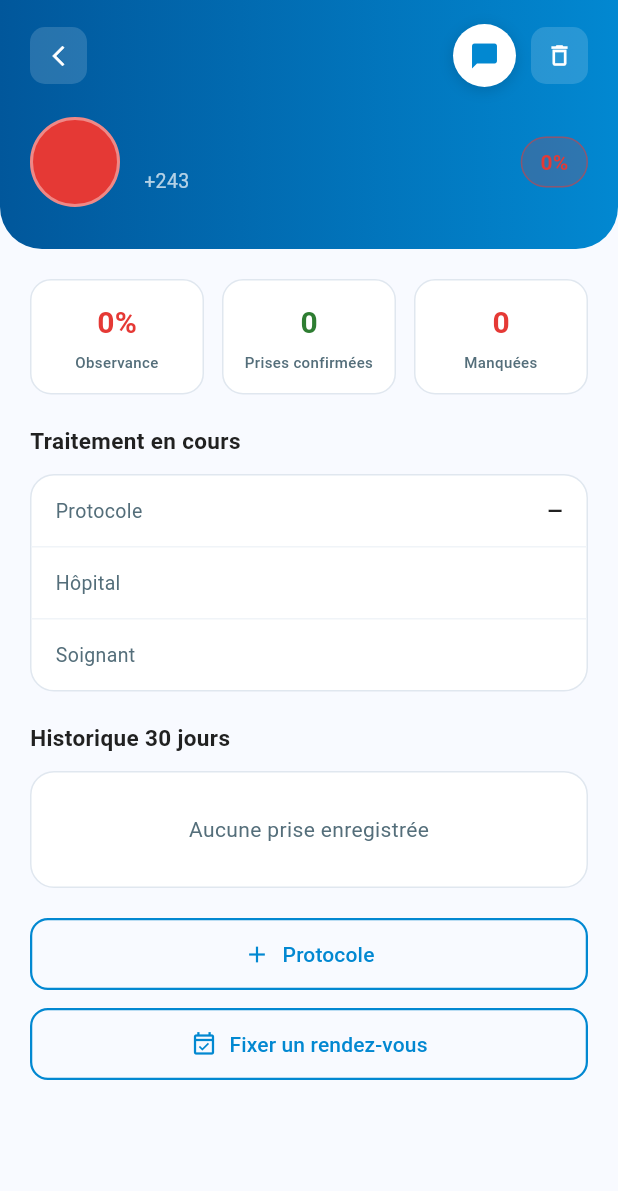
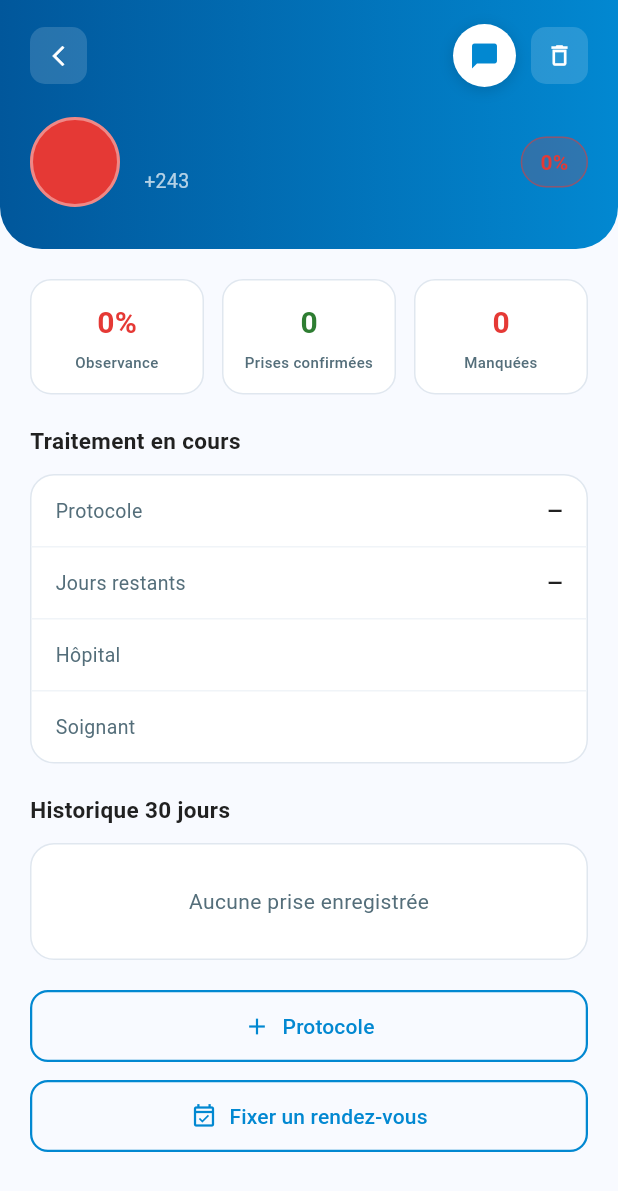
Before and after one commit to Christiantshikwata/ConfidantSante, a Flutter app: the DossierPatientScreen screen opened directly with empty values, on a phone screen of 412 x 824 dp. Shown: the top 1191 px of the screen. Run offline on Flutter 3.47's test engine with Material 3 defaults, Android fonts, the phone set to English and light mode, and no system bars; our stand-ins replace cloud_firestore, connectivity_plus, firebase_auth, firebase_core, flutter_local_notifications, flutter_secure_storage and 4 more; missing offline and left inert: excel; accounts and stored records are empty.

Commit message:
feat(soignant): chiffres dans l'historique du dossier + jours restants du protocole
- La grille historique 30 jours du dossier patient affiche desormais le numero
  du jour dans chaque case coloree (avec une infobulle taux/jour), comme cote
  patient.
- Ajout d'une ligne 'Jours restants' dans la carte Traitement en cours, calculee
  depuis la date de fin du protocole actif.

Co-Authored-By: Claude Opus 4.8 <noreply@anthropic.com>
Claude-Session: https://claude.ai/code/session_01L2TbUJ1urnUpFwvEByhjJ3

```diff
--- a/lib/features/soignant/dashboard_soignant_screen.dart
+++ b/lib/features/soignant/dashboard_soignant_screen.dart
@@ -1407,6 +1407,17 @@ class _DossierPatientScreenState extends State<DossierPatientScreen> {
       _historique = hist;
       _traitements = trait;
     });
+  }
+
+  /// Jours restants avant la fin du protocole en cours (jamais négatif),
+  /// ou null si aucun protocole actif ou pas de date de fin.
+  int? get _joursRestantsProtocole {
+    if (_traitements.isEmpty) return null;
+    final fin =
+        DateTime.tryParse(_traitements.first['date_fin'] as String? ?? '');
+    if (fin == null) return null;
+    final r = fin.difference(DateTime.now()).inDays;
+    return r < 0 ? 0 : r;
   }
 
   /// Identifiant de la conversation avec ce patient (pour le badge non-lus).
@@ -2156,6 +2167,13 @@ class _DossierPatientScreenState extends State<DossierPatientScreen> {
                             : '—',
                         false,
                       ),
+                      _LigneInfo(
+                        'Jours restants',
+                        _joursRestantsProtocole != null
+                            ? '$_joursRestantsProtocole j'
+                            : '—',
+                        false,
+                      ),
                       _LigneInfo('Hôpital',
                           patient['hopital'] as String? ?? 'CHCC', false),
                       _LigneInfo('Soignant',
@@ -2210,16 +2228,32 @@ class _DossierPatientScreenState extends State<DossierPatientScreen> {
                       ),
                       itemCount: jours.length,
                       itemBuilder: (_, i) {
-                        final taux = jours[i]['taux'] as double;
+                        final j = jours[i];
+                        final date = j['date'] as DateTime;
+                        final taux = j['taux'] as double;
                         final couleur = taux >= 1.0
                             ? AppColors.success
                             : (taux <= 0.0
                                 ? AppColors.danger
                                 : AppColors.warning);
-                        return Container(
-                          decoration: BoxDecoration(
-                            color: couleur,
-                            borderRadius: BorderRadius.circular(4),
+                        return Tooltip(
+                          message:
+                              '${date.day}/${date.month} — ${(taux * 100).round()}% (${j['pris']}/${j['total']})',
+                          child: Container(
+                            decoration: BoxDecoration(
+                              color: couleur,
+                              borderRadius: BorderRadius.circular(4),
+                            ),
+                            child: Center(
+                              child: Text(
+                                '${date.day}',
+                                style: const TextStyle(
+                                  fontSize: 9,
+                                  color: Colors.white,
+                                  fontWeight: FontWeight.w600,
+                                ),
+                              ),
+                            ),
                           ),
                         );
                       },
```
